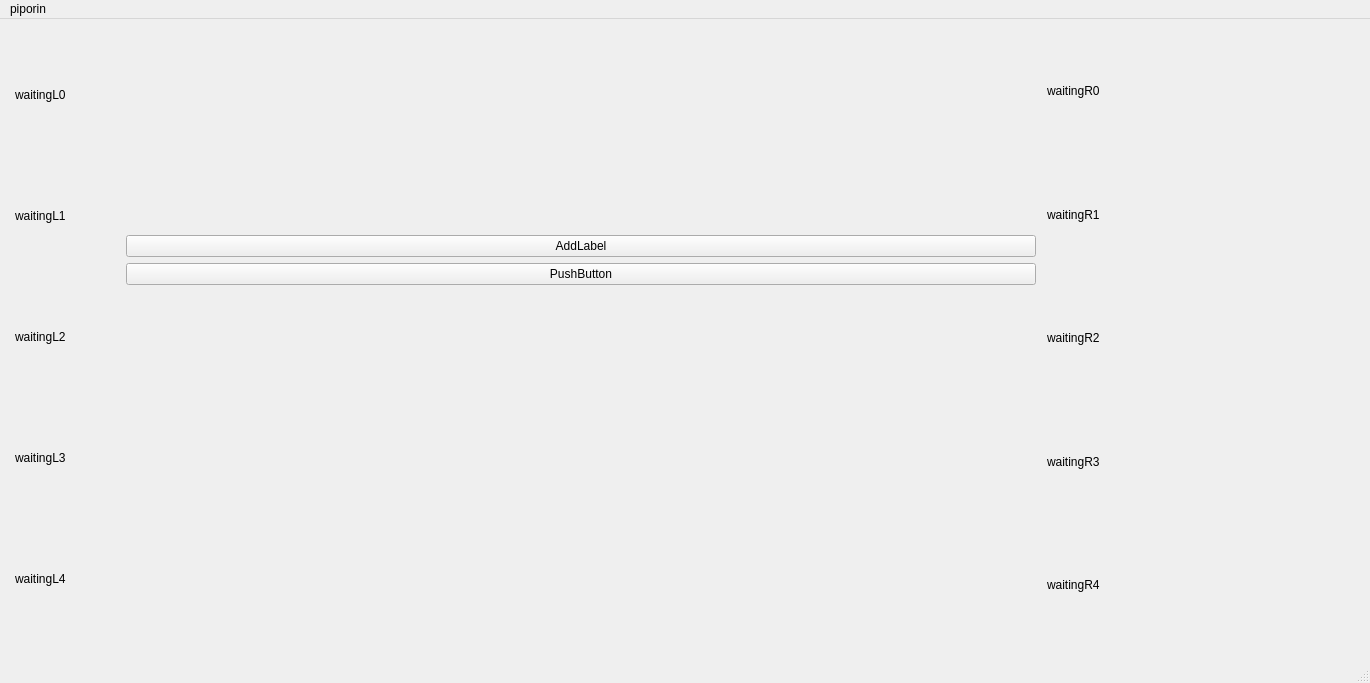
Above: CEThreads_GUI/mainwindow.ui from Dcastroe10/CEThreads before the change. Below: the same form after it.
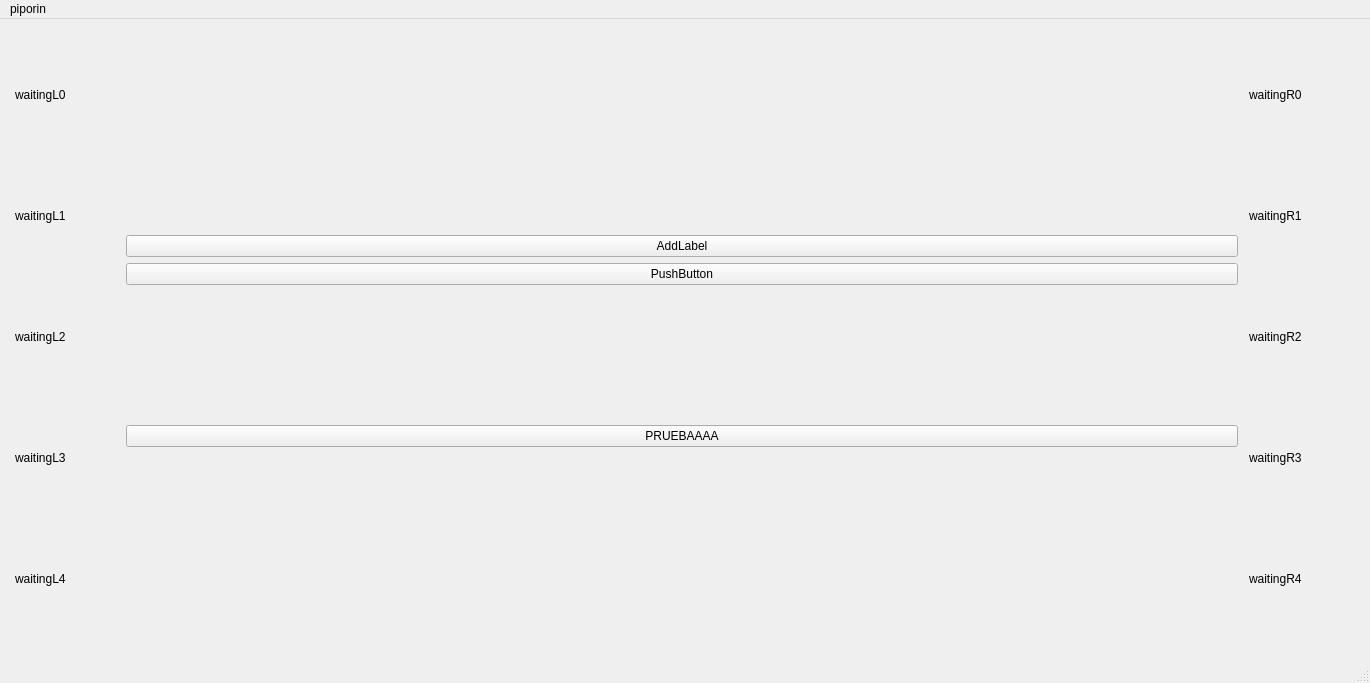
That is the form after the change. Icons and pictures are not drawn.

```diff
--- a/CEThreads_GUI/mainwindow.ui
+++ b/CEThreads_GUI/mainwindow.ui
@@ -24,62 +24,21 @@
      </rect>
     </property>
     <layout class="QGridLayout" name="gridLayout">
-     <item row="0" column="2" rowspan="5">
-      <layout class="QVBoxLayout" name="Waiting_Right">
-       <property name="spacing">
-        <number>10</number>
+     <item row="4" column="1">
+      <spacer name="horizontalSpacer">
+       <property name="orientation">
+        <enum>Qt::Orientation::Horizontal</enum>
        </property>
-       <property name="sizeConstraint">
-        <enum>QLayout::SizeConstraint::SetFixedSize</enum>
+       <property name="sizeType">
+        <enum>QSizePolicy::Policy::Fixed</enum>
        </property>
-       <property name="leftMargin">
-        <number>5</number>
+       <property name="sizeHint" stdset="0">
+        <size>
+         <width>1000</width>
+         <height>10</height>
+        </size>
        </property>
-       <property name="topMargin">
-        <number>5</number>
-       </property>
-       <property name="rightMargin">
-        <number>5</number>
-       </property>
-       <property name="bottomMargin">
-        <number>5</number>
-       </property>
-       <item>
-        <widget class="QLabel" name="waitingR0">
-         <property name="text">
-          <string>waitingR0</string>
-         </property>
-        </widget>
-       </item>
-       <item>
-        <widget class="QLabel" name="waitingR1">
-         <property name="text">
-          <string>waitingR1</string>
-         </property>
-        </widget>
-       </item>
-       <item>
-        <widget class="QLabel" name="waitingR2">
-         <property name="text">
-          <string>waitingR2</string>
-         </property>
-        </widget>
-       </item>
-       <item>
-        <widget class="QLabel" name="waitingR3">
-         <property name="text">
-          <string>waitingR3</string>
-         </property>
-        </widget>
-       </item>
-       <item>
-        <widget class="QLabel" name="waitingR4">
-         <property name="text">
-          <string>waitingR4</string>
-         </property>
-        </widget>
-       </item>
-      </layout>
+      </spacer>
      </item>
      <item row="0" column="1">
       <spacer name="verticalSpacer_2">
@@ -97,7 +56,7 @@
        </property>
       </spacer>
      </item>
-     <item row="4" column="1">
+     <item row="6" column="1">
       <spacer name="verticalSpacer">
        <property name="orientation">
         <enum>Qt::Orientation::Vertical</enum>
@@ -113,13 +72,6 @@
        </property>
       </spacer>
      </item>
-     <item row="2" column="1">
-      <widget class="QPushButton" name="pruebaStructs">
-       <property name="text">
-        <string>PushButton</string>
-       </property>
-      </widget>
-     </item>
      <item row="1" column="1">
       <widget class="QPushButton" name="pruebaAddLabel">
        <property name="text">
@@ -127,7 +79,29 @@
        </property>
       </widget>
      </item>
-     <item row="0" column="0" rowspan="5">
+     <item row="3" column="1">
+      <layout class="QHBoxLayout" name="El_canal">
+       <property name="spacing">
+        <number>10</number>
+       </property>
+       <property name="sizeConstraint">
+        <enum>QLayout::SizeConstraint::SetFixedSize</enum>
+       </property>
+       <property name="leftMargin">
+        <number>5</number>
+       </property>
+       <property name="topMargin">
+        <number>5</number>
+       </property>
+       <property name="rightMargin">
+        <number>5</number>
+       </property>
+       <property name="bottomMargin">
+        <number>5</number>
+       </property>
+      </layout>
+     </item>
+     <item row="0" column="0" rowspan="7">
       <layout class="QVBoxLayout" name="Waiting_Left">
        <property name="spacing">
         <number>10</number>
@@ -244,8 +218,8 @@
        </item>
       </layout>
      </item>
-     <item row="3" column="1">
-      <layout class="QHBoxLayout" name="El_canal">
+     <item row="0" column="2" rowspan="7">
+      <layout class="QVBoxLayout" name="Waiting_Right">
        <property name="spacing">
         <number>10</number>
        </property>
@@ -265,23 +239,116 @@
         <number>5</number>
        </property>
        <item>
-        <spacer name="horizontalSpacer">
-         <property name="orientation">
-          <enum>Qt::Orientation::Horizontal</enum>
+        <widget class="QLabel" name="waitingR0">
+         <property name="sizePolicy">
+          <sizepolicy hsizetype="Fixed" vsizetype="Fixed">
+           <horstretch>0</horstretch>
+           <verstretch>0</verstretch>
+          </sizepolicy>
          </property>
-         <property name="sizeType">
-          <enum>QSizePolicy::Policy::Fixed</enum>
+         <property name="maximumSize">
+          <size>
+           <width>100</width>
+           <height>100</height>
+          </size>
          </property>
-         <property name="sizeHint" stdset="0">
+         <property name="text">
+          <string>waitingR0</string>
+         </property>
+        </widget>
+       </item>
+       <item>
+        <widget class="QLabel" name="waitingR1">
+         <property name="sizePolicy">
+          <sizepolicy hsizetype="Fixed" vsizetype="Fixed">
+           <horstretch>0</horstretch>
+           <verstretch>0</verstretch>
+          </sizepolicy>
+         </property>
+         <property name="maximumSize">
           <size>
-           <width>900</width>
-           <height>10</height>
+           <width>100</width>
+           <height>100</height>
           </size>
          </property>
-        </spacer>
+         <property name="text">
+          <string>waitingR1</string>
+         </property>
+        </widget>
+       </item>
+       <item>
+        <widget class="QLabel" name="waitingR2">
+         <property name="sizePolicy">
+          <sizepolicy hsizetype="Fixed" vsizetype="Fixed">
+           <horstretch>0</horstretch>
+           <verstretch>0</verstretch>
+          </sizepolicy>
+         </property>
+         <property name="maximumSize">
+          <size>
+           <width>100</width>
+           <height>100</height>
+          </size>
+         </property>
+         <property name="text">
+          <string>waitingR2</string>
+         </property>
+        </widget>
+       </item>
+       <item>
+        <widget class="QLabel" name="waitingR3">
+         <property name="sizePolicy">
+          <sizepolicy hsizetype="Fixed" vsizetype="Fixed">
+           <horstretch>0</horstretch>
+           <verstretch>0</verstretch>
+          </sizepolicy>
+         </property>
+         <property name="maximumSize">
+          <size>
+           <width>100</width>
+           <height>100</height>
+          </size>
+         </property>
+         <property name="text">
+          <string>waitingR3</string>
+         </property>
+        </widget>
+       </item>
+       <item>
+        <widget class="QLabel" name="waitingR4">
+         <property name="sizePolicy">
+          <sizepolicy hsizetype="Fixed" vsizetype="Fixed">
+           <horstretch>0</horstretch>
+           <verstretch>0</verstretch>
+          </sizepolicy>
+         </property>
+         <property name="maximumSize">
+          <size>
+           <width>100</width>
+           <height>100</height>
+          </size>
+         </property>
+         <property name="text">
+          <string>waitingR4</string>
+         </property>
+        </widget>
        </item>
       </layout>
      </item>
+     <item row="2" column="1">
+      <widget class="QPushButton" name="pruebaStructs">
+       <property name="text">
+        <string>PushButton</string>
+       </property>
+      </widget>
+     </item>
+     <item row="5" column="1">
+      <widget class="QPushButton" name="pushButton">
+       <property name="text">
+        <string>PRUEBAAAA</string>
+       </property>
+      </widget>
+     </item>
     </layout>
    </widget>
   </widget>
```
